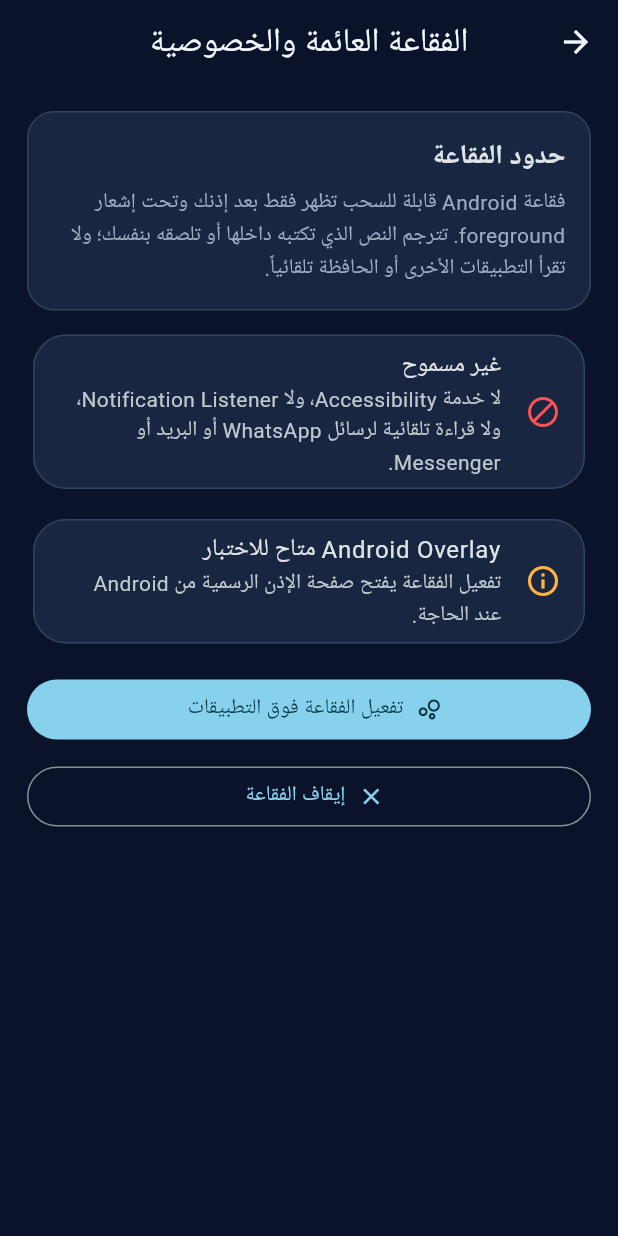
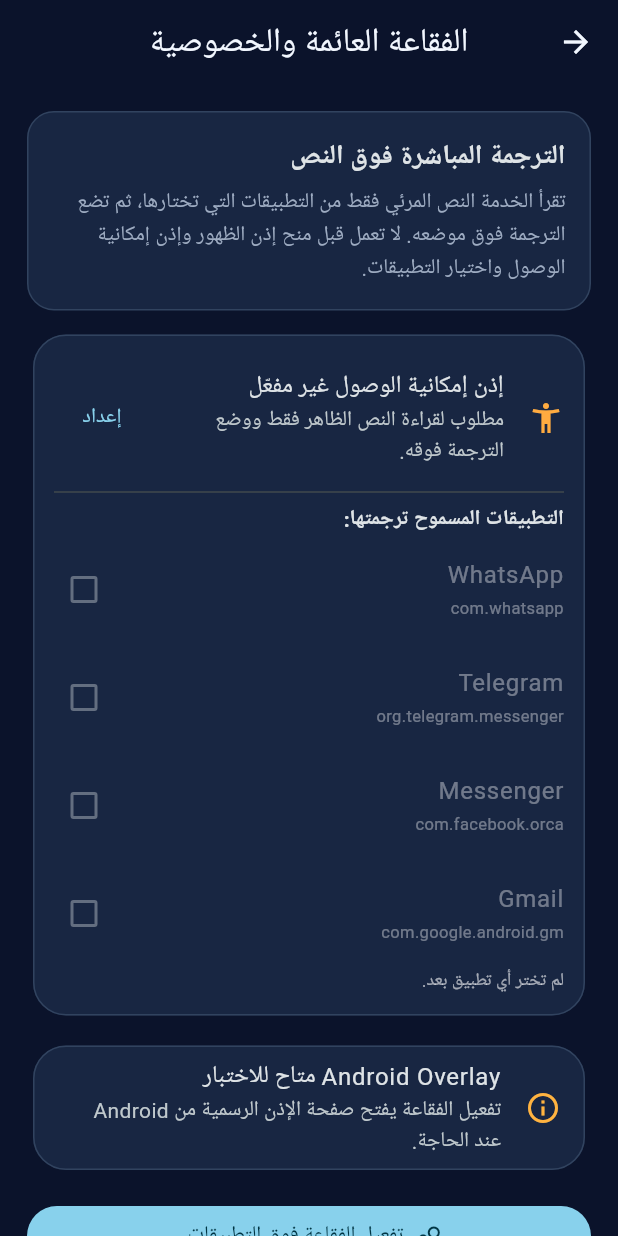
Before and after one commit to magdymeko456-cell/Mirorr_scorpion_v5, a Flutter app: the _BubblePrivacyPage screen opened directly, on a phone screen of 412 x 824 dp. Run offline on Flutter 3.47's test engine with Material 3 defaults, Android fonts, the phone set to English and light mode, and no system bars; our stand-ins replace audioplayers, file_picker, flutter_svg, flutter_tts, image_picker, pdf and 4 more; missing offline and left inert: chess, flutter_overlay_window, google_mlkit_language_id, google_mlkit_text_recognition, google_mlkit_translation, read_pdf_text and 3 more; accounts and stored records are empty; generated files the repository leaves out were written again.

Commit message:
feat(overlay): add explicit accessibility direct translation

```diff
--- a/lib/features/feature_hub_screen.dart
+++ b/lib/features/feature_hub_screen.dart
@@ -21,6 +21,7 @@
 import '../core/mlkit/on_device_ocr_service.dart';
 import '../core/mlkit/on_device_translation_service.dart';
 import '../core/platform/android_overlay_service.dart';
+import '../core/platform/direct_translation_accessibility_service.dart';
 import '../core/platform/device_capability_service.dart';
 import '../core/platform/shared_text_inbox.dart';
 import '../core/pro/premium_verification_service.dart';
@@ -3847,9 +3848,41 @@
   State<_BubblePrivacyPage> createState() => _BubblePrivacyPageState();
 }
 
-class _BubblePrivacyPageState extends State<_BubblePrivacyPage> {
+class _BubblePrivacyPageState extends State<_BubblePrivacyPage> with WidgetsBindingObserver {
   String? _notice;
   bool _isWorking = false;
+  static const _allowedAppChoices = <String, String>{
+    'com.whatsapp': 'WhatsApp',
+    'org.telegram.messenger': 'Telegram',
+    'com.facebook.orca': 'Messenger',
+    'com.google.android.gm': 'Gmail',
+  };
+
+  @override
+  void initState() {
+    super.initState();
+    WidgetsBinding.instance.addObserver(this);
+    context.read<DirectTranslationAccessibilityService>().refresh();
+  }
+
+  @override
+  void dispose() {
+    WidgetsBinding.instance.removeObserver(this);
+    super.dispose();
+  }
+
+  @override
+  void didChangeAppLifecycleState(AppLifecycleState state) {
+    if (state == AppLifecycleState.resumed) {
+      context.read<DirectTranslationAccessibilityService>().refresh();
+    }
+  }
+
+  Future<void> _openAccessibilitySettings() async {
+    final service = context.read<DirectTranslationAccessibilityService>();
+    await service.openAndroidSettings();
+    if (mounted) setState(() => _notice = 'فعّل خدمة Mirror Scorpion من شاشة إمكانية الوصول ثم عُد إلى التطبيق.');
+  }
 
   Future<void> _startBubble() async {
     setState(() => _isWorking = true);
@@ -3863,6 +3896,7 @@
 
   Future<void> _stopBubble() async {
     setState(() => _isWorking = true);
+    await context.read<DirectTranslationAccessibilityService>().disableDirectCapture();
     final result = await context.read<AndroidOverlayService>().closeBubble();
     if (!mounted) return;
     setState(() {
@@ -3881,11 +3915,50 @@
           padding: const EdgeInsets.all(18),
           children: [
             const _SectionNotice(
-              title: 'حدود الفقاعة',
-              detail: 'فقاعة Android قابلة للسحب تظهر فقط بعد إذنك وتحت إشعار foreground. تترجم النص الذي تكتبه داخلها أو تلصقه بنفسك؛ ولا تقرأ التطبيقات الأخرى أو الحافظة تلقائياً.',
+              title: 'الترجمة المباشرة فوق النص',
+              detail: 'تقرأ الخدمة النص المرئي فقط من التطبيقات التي تختارها، ثم تضع الترجمة فوق موضعه. لا تعمل قبل منح إذن الظهور وإذن إمكانية الوصول واختيار التطبيقات.',
             ),
             const SizedBox(height: 12),
-            const Card(child: ListTile(leading: Icon(Icons.block_outlined, color: Colors.redAccent), title: Text('غير مسموح'), subtitle: Text('لا خدمة Accessibility، ولا Notification Listener، ولا قراءة تلقائية لرسائل WhatsApp أو البريد أو Messenger.'))),
+            Consumer<DirectTranslationAccessibilityService>(
+              builder: (context, direct, _) => Card(
+                child: Padding(
+                  padding: const EdgeInsets.all(14),
+                  child: Column(
+                    crossAxisAlignment: CrossAxisAlignment.start,
+                    children: [
+                      ListTile(
+                        contentPadding: EdgeInsets.zero,
+                        leading: Icon(Icons.accessibility_new, color: direct.isEnabled ? Colors.greenAccent : Colors.orangeAccent),
+                        title: Text(direct.isEnabled ? 'إذن إمكانية الوصول مفعّل' : 'إذن إمكانية الوصول غير مفعّل'),
+                        subtitle: const Text('مطلوب لقراءة النص الظاهر فقط ووضع الترجمة فوقه.'),
+                        trailing: TextButton(onPressed: _openAccessibilitySettings, child: const Text('إعداد')),
+                      ),
+                      const Divider(),
+                      const Text('التطبيقات المسموح ترجمتها:', style: TextStyle(fontWeight: FontWeight.w700)),
+                      ..._allowedAppChoices.entries.map(
+                        (entry) => CheckboxListTile(
+                          contentPadding: EdgeInsets.zero,
+                          value: direct.allowedPackages.contains(entry.key),
+                          title: Text(entry.value),
+                          subtitle: Text(entry.key, style: const TextStyle(fontSize: 11)),
+                          onChanged: direct.isEnabled
+                              ? (value) {
+                                  final next = {...direct.allowedPackages};
+                                  value == true ? next.add(entry.key) : next.remove(entry.key);
+                                  direct.setAllowedPackages(next);
+                                }
+                              : null,
+                        ),
+                      ),
+                      Text(
+                        direct.allowedPackages.isEmpty ? 'لم تختر أي تطبيق بعد.' : 'سيتم تجاهل أي تطبيق غير محدد هنا.',
+                        style: const TextStyle(color: Colors.white60, fontSize: 12),
+                      ),
+                    ],
+                  ),
+                ),
+              ),
+            ),
             const SizedBox(height: 12),
             Card(
               child: ListTile(
--- a/lib/main.dart
+++ b/lib/main.dart
@@ -4,6 +4,7 @@
 import 'app/mirror_scorpion_app.dart';
 import 'core/localization/language_preferences.dart';
 import 'core/platform/android_overlay_service.dart';
+import 'core/platform/direct_translation_accessibility_service.dart';
 import 'core/platform/shared_text_inbox.dart';
 import 'core/pro/premium_verification_service.dart';
 
@@ -17,10 +18,13 @@
   await sharedTextInbox.initialize();
   final androidOverlayService = AndroidOverlayService();
   await androidOverlayService.initialize();
+  final directTranslationService = DirectTranslationAccessibilityService();
+  await directTranslationService.refresh();
   runApp(
     MultiProvider(
       providers: [
         ChangeNotifierProvider.value(value: premiumService),
+        ChangeNotifierProvider.value(value: directTranslationService),
       ],
       child: MirrorScorpionApp(
         languagePreferences: languagePreferences,
```
Also changed, not shown: lib/core/platform/android_overlay_service.dart (+40 -5 lines), lib/core/platform/direct_translation_accessibility_service.dart (added, +50 -0 lines), 3 other files.
